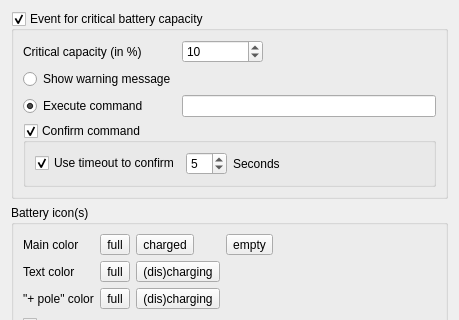
ZanyXDev/qbat, file settingsdialog.ui: the form before one commit; both pictures show x 0 to 459 and y 0 to 320 of the 459 by 495 pixel window.
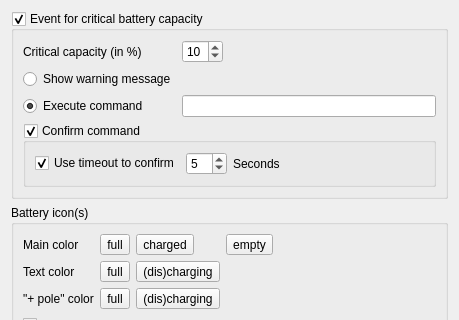
The form after the commit. Icons and pictures are not drawn.

What changed in the file:
```diff
--- a/settingsdialog.ui
+++ b/settingsdialog.ui
@@ -28,12 +28,6 @@
      <layout class="QGridLayout" >
       <item row="0" column="0" >
        <widget class="QLabel" name="criticalCapacitylabel" >
-        <property name="sizePolicy" >
-         <sizepolicy vsizetype="Preferred" hsizetype="Minimum" >
-          <horstretch>0</horstretch>
-          <verstretch>0</verstretch>
-         </sizepolicy>
-        </property>
         <property name="text" >
          <string>Critical capacity (in %)</string>
         </property>
@@ -72,20 +66,7 @@
         </property>
        </widget>
       </item>
-      <item row="0" column="2" colspan="2" >
-       <spacer name="horizontalSpacer_3" >
-        <property name="orientation" >
-         <enum>Qt::Horizontal</enum>
-        </property>
-        <property name="sizeHint" stdset="0" >
-         <size>
-          <width>40</width>
-          <height>20</height>
-         </size>
-        </property>
-       </spacer>
-      </item>
-      <item row="4" column="0" colspan="4" >
+      <item row="4" column="0" colspan="3" >
        <widget class="QGroupBox" name="confirmCommandBox" >
         <property name="title" >
          <string>Confirm command</string>
@@ -93,7 +74,7 @@
         <property name="checkable" >
          <bool>true</bool>
         </property>
-        <layout class="QGridLayout" name="gridLayout" >
+        <layout class="QGridLayout" >
          <item row="0" column="0" >
           <widget class="QCheckBox" name="timeoutCheck" >
            <property name="text" >
@@ -122,7 +103,7 @@
           </widget>
          </item>
          <item row="0" column="3" >
-          <spacer name="horizontalSpacer_4" >
+          <spacer name="spacer1" >
            <property name="orientation" >
             <enum>Qt::Horizontal</enum>
            </property>
@@ -137,9 +118,22 @@
         </layout>
        </widget>
       </item>
-      <item rowspan="2" row="2" column="1" colspan="3" >
+      <item rowspan="2" row="2" column="1" colspan="2" >
        <widget class="QLineEdit" name="criticalCommandEdit" />
       </item>
+      <item row="0" column="2" >
+       <spacer name="spacer0" >
+        <property name="orientation" >
+         <enum>Qt::Horizontal</enum>
+        </property>
+        <property name="sizeHint" stdset="0" >
+         <size>
+          <width>40</width>
+          <height>20</height>
+         </size>
+        </property>
+       </spacer>
+      </item>
      </layout>
     </widget>
    </item>
@@ -248,7 +242,7 @@
        </widget>
       </item>
       <item rowspan="3" row="0" column="5" >
-       <spacer name="horizontalSpacer" >
+       <spacer name="spacer2" >
         <property name="orientation" >
          <enum>Qt::Horizontal</enum>
         </property>
@@ -272,7 +266,6 @@
      <zorder>poleFullColorButton</zorder>
      <zorder>poleColorButton</zorder>
      <zorder>mergeBatteryCheck</zorder>
-     <zorder>horizontalSpacer</zorder>
     </widget>
    </item>
    <item>
@@ -311,7 +304,7 @@
       </widget>
      </item>
      <item>
-      <spacer name="horizontalSpacer_2" >
+      <spacer name="spacer3" >
        <property name="orientation" >
         <enum>Qt::Horizontal</enum>
        </property>
@@ -326,7 +319,7 @@
     </layout>
    </item>
    <item>
-    <spacer name="verticalSpacer" >
+    <spacer name="spacer4" >
      <property name="orientation" >
       <enum>Qt::Vertical</enum>
      </property>
```
